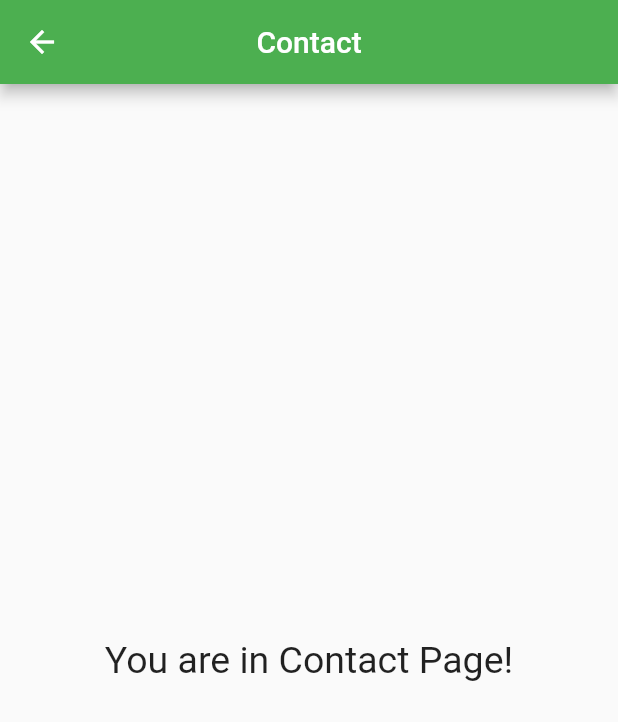
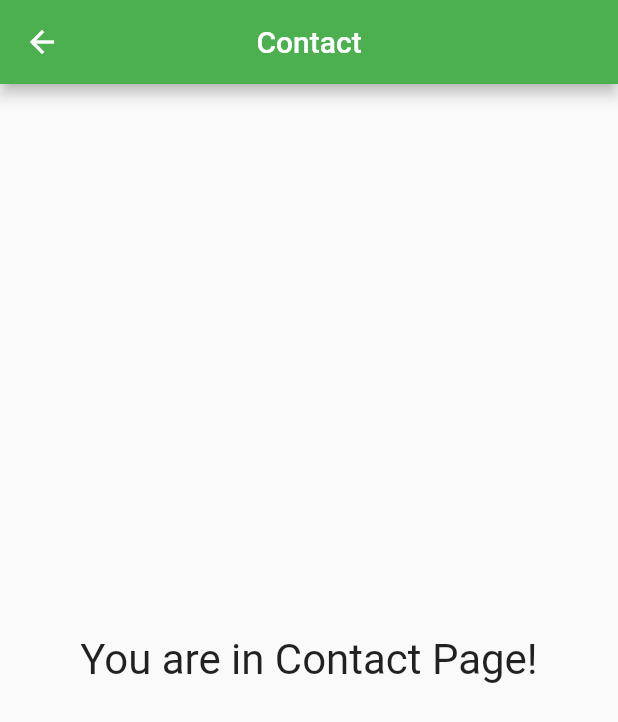
Before and after one commit to Sindhu-hub14/AWAD, a Flutter app: the Contact screen opened directly, on a phone screen of 412 x 824 dp. Shown: the top 722 px of the screen. Run offline on Flutter 3.47's test engine with Material 2 defaults, Android fonts, the phone set to English and light mode, and no system bars; our stand-ins replace google_fonts.

Commit message:
contact change

```diff
--- a/lib/sbmpages/contact.dart
+++ b/lib/sbmpages/contact.dart
@@ -12,7 +12,7 @@ class Contact extends StatelessWidget {
       body: Center(
         child: Text(
           'You are in Contact Page!',
-          style: TextStyle(fontSize: 25),
+          style: TextStyle(fontSize: 28),
         ),
       ),
     );
```
